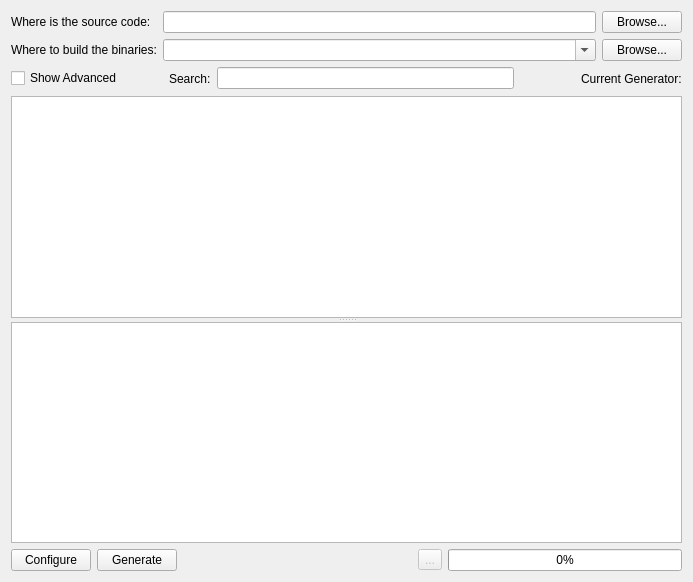
First picture: the form in Source/QtDialog/CMakeSetupDialog.ui, repository Kitware/CMake, before the edit.
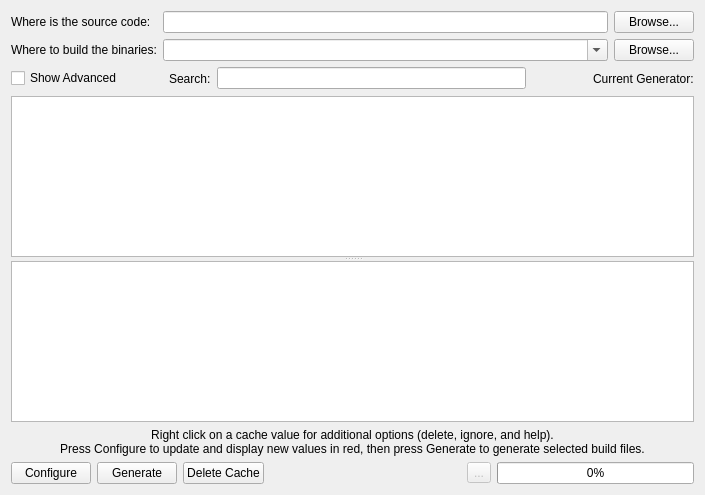
Second picture: the form after the edit. Custom widgets are drawn as their Qt base class.

Commit message: ENH:  add context menu for deleting, ignoring, and getting help for cache entries. ENH:  add delete cache button ENH:  add information string above configure/generate buttons ENH:  change search to search both columns, and from regex to plain string search ENH:  add buddy info in cache entry view, so double clicking in the left column       starts editing the associated value. BUG:  fix file path editor so it goes away when focus is lost

The edit to the form file:
```diff
--- a/Source/QtDialog/CMakeSetupDialog.ui
+++ b/Source/QtDialog/CMakeSetupDialog.ui
@@ -5,8 +5,8 @@
    <rect>
     <x>0</x>
     <y>0</y>
-    <width>693</width>
-    <height>582</height>
+    <width>705</width>
+    <height>495</height>
    </rect>
   </property>
   <layout class="QGridLayout" >
@@ -154,7 +154,7 @@
      </widget>
     </widget>
    </item>
-   <item row="3" column="0" >
+   <item row="4" column="0" >
     <layout class="QHBoxLayout" >
      <item>
       <widget class="QPushButton" name="ConfigureButton" >
@@ -170,6 +170,13 @@
        </property>
       </widget>
      </item>
+     <item>
+      <widget class="QPushButton" name="DeleteCacheButton" >
+       <property name="text" >
+        <string>Delete Cache</string>
+       </property>
+      </widget>
+     </item>
      <item>
       <spacer>
        <property name="orientation" >
@@ -205,6 +212,19 @@
      </item>
     </layout>
    </item>
+   <item row="3" column="0" >
+    <widget class="QLabel" name="label_3" >
+     <property name="text" >
+      <string>Right click on a cache value for additional options (delete, ignore, and help).&lt;br>Press Configure to update and display new values in red, then press Generate to generate selected build files.</string>
+     </property>
+     <property name="alignment" >
+      <set>Qt::AlignCenter</set>
+     </property>
+     <property name="wordWrap" >
+      <bool>true</bool>
+     </property>
+    </widget>
+   </item>
   </layout>
  </widget>
  <customwidgets>
```
Left out of the diff: 3 changed lines with no effect on the pictures. The commit also changes 4 other files.
